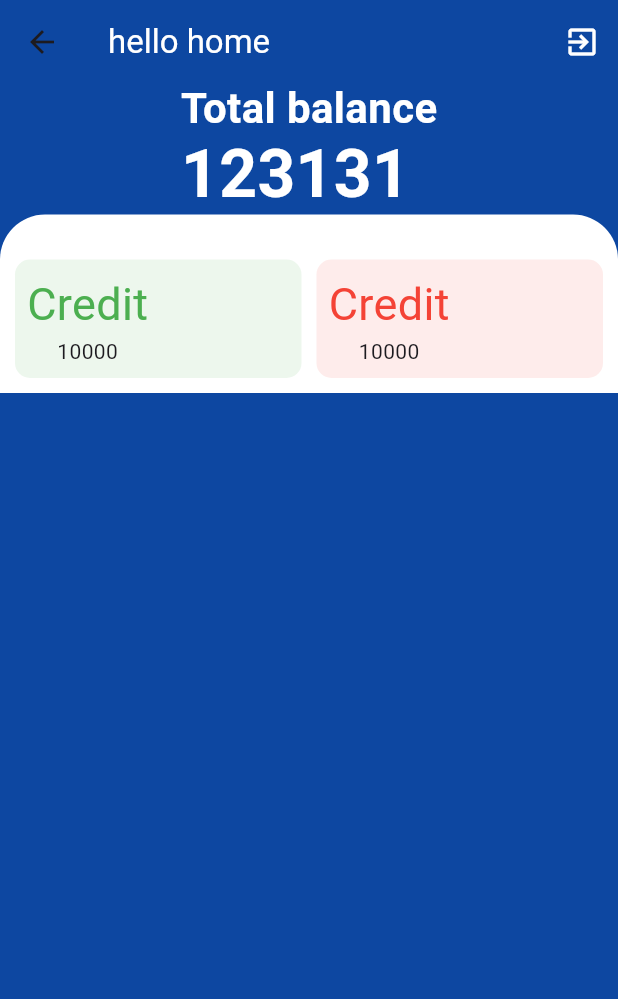
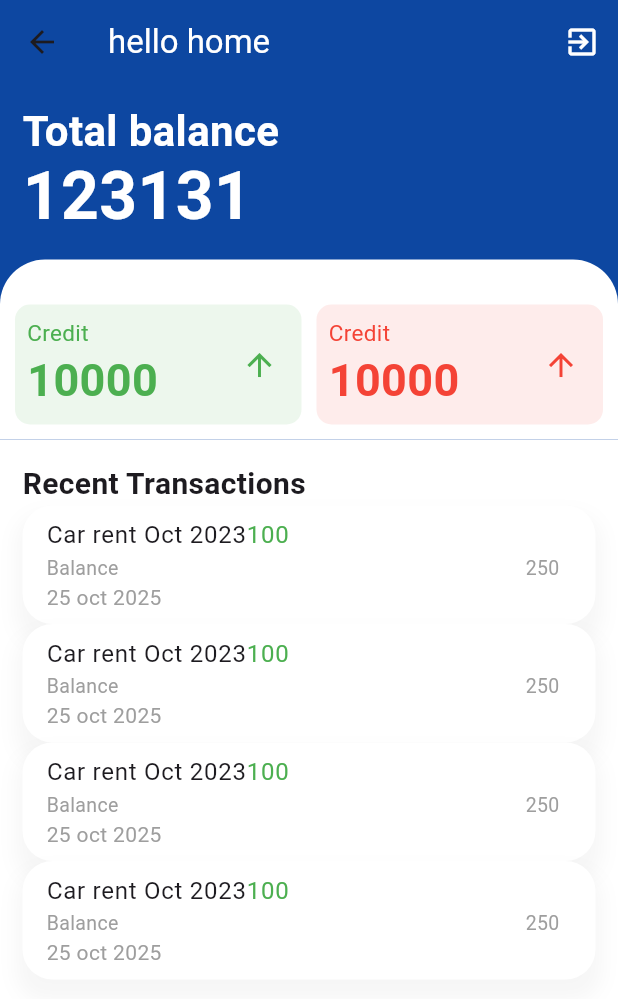
Before and after one commit to minhtrucit02/Cost-Management, a Flutter app: the HomeScreen screen opened directly, on a phone screen of 412 x 824 dp. Shown: the top 999 px of the screen. Run offline on Flutter 3.47's test engine with Material 3 defaults, Android fonts, the phone set to English and light mode, and no system bars; our stand-ins replace firebase_auth, firebase_core; accounts and stored records are empty.

Commit message:
Transaction_card

```diff
--- a/lib/home/home_screen.dart
+++ b/lib/home/home_screen.dart
@@ -1,9 +1,11 @@
+import 'package:cost_management/widgets/transaction_card.dart';
 import 'package:firebase_auth/firebase_auth.dart';
 import 'package:flutter/material.dart';
 
 import '../screens/login_screen.dart';
+import '../widgets/card.dart';
 
-class HomeScreen extends StatefulWidget{
+class HomeScreen extends StatefulWidget {
   const HomeScreen({super.key});
 
   @override
@@ -33,108 +35,29 @@ class _HomeScreenState extends State<HomeScreen> {
     return Scaffold(
       appBar: AppBar(
         backgroundColor: Colors.blue.shade900,
-        title: Text(
-          "hello home",
-          style: TextStyle(color: Colors.white),
-        ),
-        actions: [IconButton(
+        title: Text("hello home", style: TextStyle(color: Colors.white)),
+        actions: [
+          IconButton(
             onPressed: () {
               logout();
             },
-            icon: isLogoutLoading ? CircularProgressIndicator() :
-            Icon(
-                Icons.exit_to_app,
-                color: Colors.white))],
+            icon:
+                isLogoutLoading
+                    ? CircularProgressIndicator()
+                    : Icon(Icons.exit_to_app, color: Colors.white),
+          ),
+        ],
       ),
       body: Container(
-          width: double.infinity,
-          color: Colors.blue.shade900,
-          child: Column(
-            children: [
-              Column(
-                crossAxisAlignment: CrossAxisAlignment.start,
-                children:[
-
-                  Text(
-                    'Total balance',
-                    style: TextStyle(
-                      fontSize: 28,
-                      color: Colors.white,
-                      height: 1.2,
-                      fontWeight: FontWeight.w600
-                    ),
-                  ),
-
-                  Text(
-                    '123131',
-                    style: TextStyle(
-                      fontSize: 44,
-                      color: Colors.white,
-                      height: 1.2,
-                      fontWeight: FontWeight.w600
-                    ),
-                  ),
-
-
-                ],
-              ),
-
-              Container(
-                padding: EdgeInsets.only(top: 30, bottom: 10, left: 10, right: 10),
-                decoration: BoxDecoration(
-                  borderRadius: BorderRadius.only(
-                      topLeft: Radius.circular(30),
-                      topRight: Radius.circular(30)),
-                  color: Colors.white,
-
-                ),
-                child: Row(
-                  children: [
-                    CardOne(color: Colors.green,),
-                    SizedBox(
-                      width: 10,
-                    ),
-                    CardOne(color: Colors.red,)
-                  ],
-                ),
-              ),
-            ],
-          ),
+        width: double.infinity,
+        color: Colors.white,
+        child: Column(
+          children: [
+            HeroCard(),
+            TransactionCard()
+          ],
+        ),
       ),
     );
   }
 }
-
-class CardOne extends StatelessWidget{
-  const CardOne({super.key, required this.color,});
-  final Color color;
-
-  @override
-  Widget build(BuildContext context) {
-    return Expanded(
-      child: Container(
-        decoration: BoxDecoration(
-          color: color.withOpacity(0.1),
-          borderRadius: BorderRadius.circular(10)
-        ),
-        child: Padding(
-          padding: const EdgeInsets.all(8.0),
-          child: Row(
-            children: [
-              Column(
-                children: [
-                  Text(
-                    "Credit",
-                    style: TextStyle(color: color,fontSize: 30),
-                  ),
-                  Text("10000")
-                ],
-              ),
-            ],
-          ),
-        ),
-      ),
-    );
-  }
-
-}
--- a/lib/main.dart
+++ b/lib/main.dart
@@ -2,6 +2,7 @@ import 'package:cost_management/home/Dashboard.dart';
 import 'package:cost_management/screens/login_screen.dart';
 import 'package:cost_management/screens/sign_up.dart';
 import 'package:cost_management/widgets/auth_gate.dart';
+import 'package:cost_management/widgets/transaction_card.dart';
 import 'package:firebase_core/firebase_core.dart';
 import 'package:flutter/material.dart';
 
@@ -23,8 +24,12 @@ class MyApp extends StatelessWidget {
   Widget build(BuildContext context) {
     return MaterialApp(
       title: 'Cost management',
+      builder: (context,child){
+        return MediaQuery(data: MediaQuery.of(context).copyWith(textScaler: TextScaler.linear(1.0)),
+            child: child!);
+      },
       debugShowCheckedModeBanner: false,
-      home: Dashboard(),
+      home: LoginView(),
     );
   }
 }
--- /dev/null
+++ b/lib/widgets/card.dart
@@ -0,0 +1,106 @@
+
+import 'package:flutter/material.dart';
+
+class HeroCard extends StatelessWidget {
+  const HeroCard({super.key});
+
+  @override
+  Widget build(BuildContext context) {
+    return Container(
+      color: Colors.blue.shade900,
+      child: Column(
+        crossAxisAlignment: CrossAxisAlignment.start,
+        children: [
+          Padding(
+            padding: const EdgeInsets.all(15),
+            child: Column(
+              crossAxisAlignment: CrossAxisAlignment.start,
+              children: [
+                Text(
+                  'Total balance',
+                  style: TextStyle(
+                    fontSize: 28,
+                    color: Colors.white,
+                    height: 1.2,
+                    fontWeight: FontWeight.w600,
+                  ),
+                ),
+
+                Text(
+                  '123131',
+                  style: TextStyle(
+                    fontSize: 44,
+                    color: Colors.white,
+                    height: 1.2,
+                    fontWeight: FontWeight.w600,
+                  ),
+                ),
+              ],
+            ),
+          ),
+
+          Container(
+            padding: EdgeInsets.only(top: 30, bottom: 10, left: 10, right: 10),
+            decoration: BoxDecoration(
+              borderRadius: BorderRadius.only(
+                topLeft: Radius.circular(30),
+                topRight: Radius.circular(30),
+              ),
+              color: Colors.white,
+            ),
+            child: Row(
+              children: [
+                CardOne(color: Colors.green),
+                SizedBox(width: 10),
+                CardOne(color: Colors.red),
+              ],
+            ),
+          ),
+        ],
+      ),
+    );
+  }
+}
+
+class CardOne extends StatelessWidget {
+  const CardOne({super.key, required this.color});
+  final Color color;
+
+  @override
+  Widget build(BuildContext context) {
+    return Expanded(
+      child: Container(
+        decoration: BoxDecoration(
+          color: color.withOpacity(0.1),
+          borderRadius: BorderRadius.circular(10),
+        ),
+        child: Padding(
+          padding: const EdgeInsets.all(8.0),
+          child: Row(
+            children: [
+              Column(
+                crossAxisAlignment: CrossAxisAlignment.start,
+                children: [
+                  Text("Credit", style: TextStyle(color: color, fontSize: 15)),
+                  Text(
+                    "10000",
+                    style: TextStyle(
+                      color: color,
+                      fontSize: 30,
+                      fontWeight: FontWeight.bold,
+                    ),
+                  ),
+                ],
+              ),
+              Spacer(),
+              Padding(
+                padding: const EdgeInsets.all(8.0),
+                child: Icon(Icons.arrow_upward_outlined, color: color),
+              ),
+            ],
+          ),
+        ),
+      ),
+    );
+  }
+}
--- /dev/null
+++ b/lib/widgets/transaction_card.dart
@@ -0,0 +1,71 @@
+import 'package:flutter/material.dart';
+
+class TransactionCard extends StatelessWidget{
+  const TransactionCard({super.key});
+
+  @override
+  Widget build(BuildContext context) {
+    return Padding(
+      padding:  const EdgeInsets.all(15),
+      child: Column(
+        children: [
+          Row(
+            children: [
+              Text(
+                  "Recent Transactions",
+                style: TextStyle(fontSize: 20, fontWeight: FontWeight.w600),
+              ),
+            ],
+          ),
+          ListView.builder(
+              shrinkWrap: true,
+              itemCount: 4,
+              physics: NeverScrollableScrollPhysics(),
+              itemBuilder: (context,index) {
+                return Container(
+                    decoration: BoxDecoration(
+                        color: Colors.white,
+                        borderRadius: BorderRadius.circular(20),
+                        boxShadow: [
+                          BoxShadow(
+                              offset: Offset(0, 10),
+                              color: Colors.grey.withOpacity(0.09),
+                              blurRadius: 10.0,
+                              spreadRadius: 4.0
+                          )
+                        ]
+                    ),
+
+                    child: ListTile(
+                      title: Row(
+                        children: [
+                          Text("Car rent Oct 2023"),
+                          Text("100",
+                            style: TextStyle(color: Colors.green),)
+                        ],
+                      ),
+                      subtitle: Column(
+                        mainAxisAlignment: MainAxisAlignment.start,
+                        crossAxisAlignment: CrossAxisAlignment.start,
+                        children: [
+                          Row(children: [
+                            Text("Balance", style: TextStyle(
+                                color: Colors.grey, fontSize: 13)),
+                            Spacer(),
+                            Text("250", style: TextStyle(
+                                color: Colors.grey, fontSize: 13),
+                            ),
+                          ],),
+                          Text("25 oct 2025",
+                              style: TextStyle(color: Colors.grey)),
+                        ],
+                      ),
+                    )
+                );
+              }
+          ),
+        ],
+      ),
+    );
+  }
+}
```
